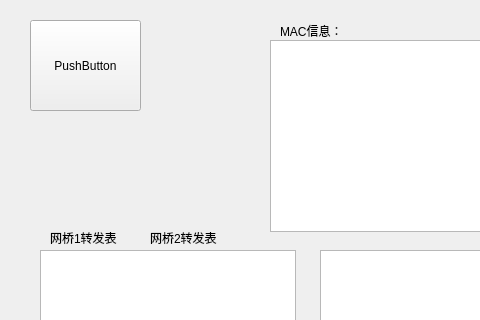
Old version of the form TransparentBridge/mainwindow.ui in the repository SYY99020/TranspartBridge; both pictures show x 0 to 480 and y 0 to 320 of the 800 by 600 pixel window.
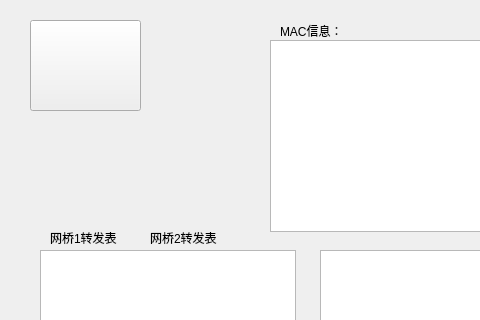
New version of the form. Custom widgets are drawn as their Qt base class.

The edit to the form file:
```diff
--- a/TransparentBridge/mainwindow.ui
+++ b/TransparentBridge/mainwindow.ui
@@ -132,7 +132,7 @@
      </rect>
     </property>
     <property name="text">
-     <string>PushButton</string>
+     <string/>
     </property>
    </widget>
   </widget>
```
